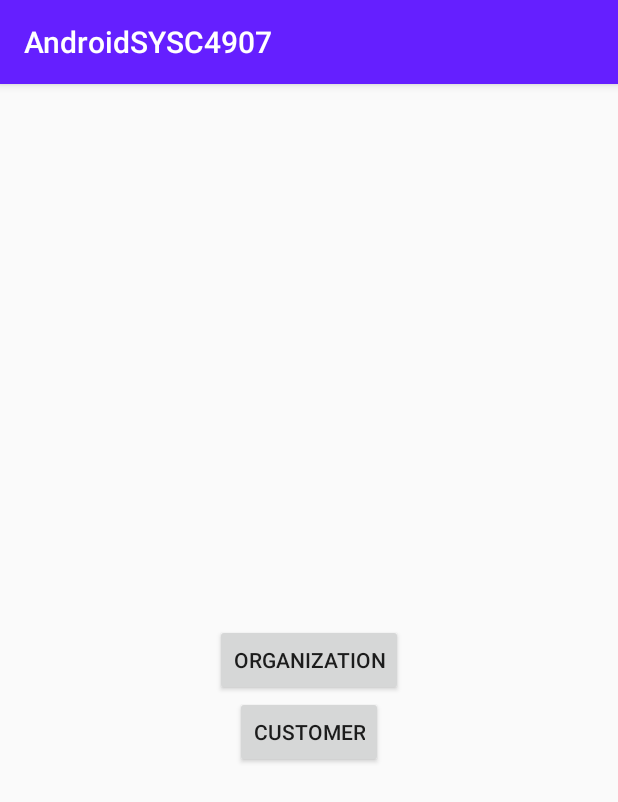
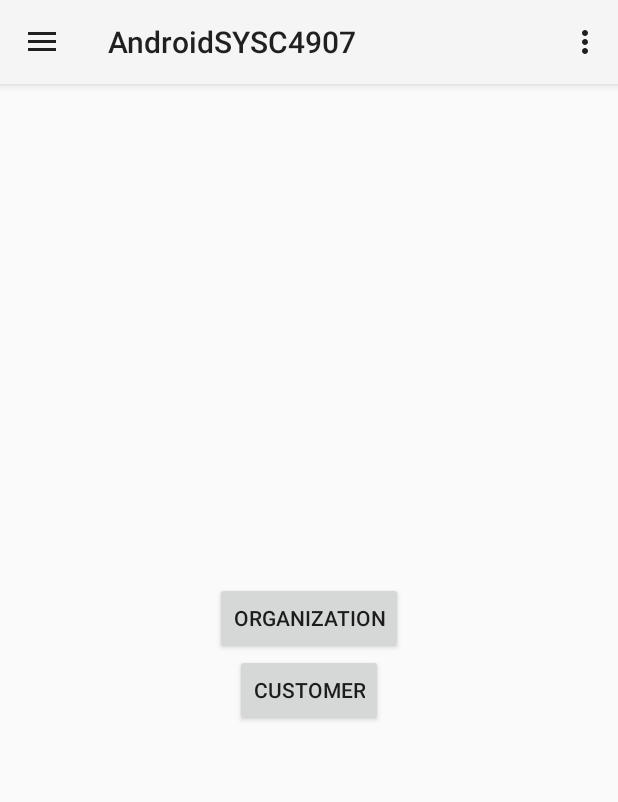
Before and after one commit to SupriyaGadigone/AndroidSYSC4907, an Android app: the screen it shows after launch (MainActivity), on a phone screen of 412 x 824 dp. Shown: the top 802 px of the screen. Run offline under Robolectric (Android 15) with nearby library versions, the phone set to English and light mode, and no system bars.

Commit message:
add empty menus (add via BaseActivity, inflate, toolbar add toolbar to layout)

```diff
--- a/app/build.gradle
+++ b/app/build.gradle
@@ -26,5 +26,5 @@ dependencies {
     androidTestImplementation 'com.android.support.test:runner:1.0.2'
     androidTestImplementation 'com.android.support.test.espresso:espresso-core:3.0.2'
     implementation 'com.android.support:recyclerview-v7:26.1.0'
-    implementation 'com.android.support:design:27.0.2'
+    implementation 'com.android.support:design:26.1.0'
 }
--- a/app/src/main/AndroidManifest.xml
+++ b/app/src/main/AndroidManifest.xml
@@ -11,7 +11,7 @@
         android:label="@string/app_name"
         android:roundIcon="@mipmap/ic_launcher_round"
         android:supportsRtl="true"
-        android:theme="@style/AppTheme">
+        android:theme="@style/Theme.AppCompat.Light.NoActionBar">
         <activity android:name=".MainActivity">
             <intent-filter>
                 <action android:name="android.intent.action.MAIN" />
@@ -36,6 +36,7 @@
         <activity android:name=".Customer.CustomerGroceryListPage"></activity>
         <activity android:name=".Customer.CustomerProfilePage"></activity>
         <activity android:name=".Customer.CustomerReadNfcData"></activity>
+        <activity android:name=".TestNavigation"></activity>
     </application>
 
 </manifest>
--- a/app/src/main/java/com/example/supriyagadigone/androidsysc4907/BaseActivity.java
+++ b/app/src/main/java/com/example/supriyagadigone/androidsysc4907/BaseActivity.java
@@ -12,14 +12,16 @@ import android.support.v7.app.AppCompatActivity;
 import android.support.v7.widget.Toolbar;
 import android.view.Menu;
 import android.view.MenuItem;
+import android.widget.FrameLayout;
 
 public class BaseActivity extends AppCompatActivity {
-    private Toolbar toolbar;
+    public Toolbar toolbar;
 
     public DrawerLayout drawerLayout;
     private ActionBarDrawerToggle drawerToggle;
     private NavigationView navigationView;
     protected Context mContext;
+    protected FrameLayout frameLayout;
 
 
     public NavigationView getNavigationView() {
@@ -31,16 +33,19 @@ public class BaseActivity extends AppCompatActivity {
         super.onCreate(savedInstanceState);
         mContext = BaseActivity.this;
 
+        setContentView(R.layout.drawer_layout);
+        frameLayout = (FrameLayout)findViewById(R.id.content_frame);
     }
 
-    @Override
-    public void setContentView(int layoutResID) {
-        super.setContentView(layoutResID);
-        initToolbar();
-    }
+//    @Override
+//    public void setContentView(int layoutResID) {
+//        super.setContentView(R.layout.drawer_layout);
+//        initToolbar();
+//    }
 
-    private void initToolbar() {
+    public void initToolbar() {
         toolbar = (Toolbar) findViewById(R.id.toolbar);
+        toolbar.setTitle(R.string.app_name);
         setSupportActionBar(toolbar);
     }
 
@@ -51,7 +56,7 @@ public class BaseActivity extends AppCompatActivity {
 
         getSupportActionBar().setHomeButtonEnabled(true);
         getSupportActionBar().setDisplayHomeAsUpEnabled(true);
-        getSupportActionBar().setDisplayShowTitleEnabled(false);
+        getSupportActionBar().setDisplayShowTitleEnabled(true);
 
         navigationView = (NavigationView) findViewById(R.id.nav_view);
 
--- a/app/src/main/java/com/example/supriyagadigone/androidsysc4907/MainActivity.java
+++ b/app/src/main/java/com/example/supriyagadigone/androidsysc4907/MainActivity.java
@@ -4,16 +4,14 @@ import android.content.Intent;
 import android.support.design.widget.NavigationView;
 import android.support.v4.widget.DrawerLayout;
 import android.support.v7.app.ActionBarDrawerToggle;
-import android.support.v7.app.AppCompatActivity;
 import android.os.Bundle;
 import android.view.View;
+import android.view.ViewGroup;
 import android.widget.Button;
-
-import com.example.supriyagadigone.androidsysc4907.Customer.CustomerLandingPage;
 import com.example.supriyagadigone.androidsysc4907.Customer.Quiz.QuizActivity;
 import com.example.supriyagadigone.androidsysc4907.Organization.OrgLandingPage;
 
-public class MainActivity extends AppCompatActivity {
+public class MainActivity extends BaseActivity {
 
     private Button mCustomerButton;
     private Button mOrganizationButton;
@@ -25,12 +23,13 @@ public class MainActivity extends AppCompatActivity {
     @Override
     protected void onCreate(Bundle savedInstanceState) {
         super.onCreate(savedInstanceState);
-        setContentView(R.layout.activity_main);
+        getLayoutInflater().inflate(R.layout.activity_main, frameLayout);
+        initToolbar();
 
         mCustomerButton = findViewById(R.id.customer_button);
         mCustomerButton.setOnClickListener(new View.OnClickListener() {
             public void onClick(View view) {
-                Intent quizIntent = new Intent(MainActivity.this, TestNavigation.class);
+                Intent quizIntent = new Intent(MainActivity.this, QuizActivity.class);
                 startActivity(quizIntent);
             }
         });
--- a/app/src/main/java/com/example/supriyagadigone/androidsysc4907/TestNavigation.java
+++ b/app/src/main/java/com/example/supriyagadigone/androidsysc4907/TestNavigation.java
@@ -9,7 +9,7 @@ public class TestNavigation extends BaseActivity {
     @Override
     protected void onCreate(Bundle savedInstanceState) {
         super.onCreate(savedInstanceState);
-        setContentView(R.layout.customer_grocery_list_page);
+        setContentView(R.layout.drawer_layout);
 
 
     }
--- a/app/src/main/res/layout/activity_main.xml
+++ b/app/src/main/res/layout/activity_main.xml
@@ -6,6 +6,10 @@
     android:layout_height="fill_parent"
     android:orientation="vertical"
     tools:context=".MainActivity">
+
+    <include
+        android:id="@+id/toolbar"
+        layout="@layout/toolbar" />
 
     <Button
         android:id="@+id/org_button"
--- a/app/src/main/res/layout/customer_landing_page_activity.xml
+++ b/app/src/main/res/layout/customer_landing_page_activity.xml
@@ -7,6 +7,10 @@
     android:orientation="vertical"
     android:columnCount="2"
     tools:context=".MainActivity">
+
+    <include
+        android:id="@+id/toolbar"
+        layout="@layout/toolbar" />
 
     <Button
         android:id="@+id/customer_read_nfc_button"
--- /dev/null
+++ b/app/src/main/res/layout/toolbar.xml
@@ -0,0 +1,10 @@
+<android.support.v7.widget.Toolbar android:id="@+id/toolbar"
+    android:layout_width="match_parent"
+    android:layout_height="?attr/actionBarSize"
+    android:background="?attr/colorPrimary"
+    android:elevation="4dp"
+    android:theme="@style/ThemeOverlay.AppCompat.ActionBar"
+    app:popupTheme="@style/ThemeOverlay.AppCompat.Light"
+    xmlns:android="http://schemas.android.com/apk/res/android"
+    xmlns:app="http://schemas.android.com/apk/res-auto">
+</android.support.v7.widget.Toolbar>
--- a/app/src/main/res/menu/navigation_menu.xml
+++ b/app/src/main/res/menu/navigation_menu.xml
@@ -3,12 +3,12 @@
 
     <item android:id="@+id/account"
 
-        android:title="My Account"/>
+        android:title="Item 1"/>
     <item android:id="@+id/settings"
 
-        android:title="Settings"/>
+        android:title="Item 2"/>
     <item android:id="@+id/mycart"
 
-        android:title="My Cart"/>
+        android:title="Item 3"/>
 
 </menu>
```
Also changed, not shown: app/src/main/java/com/example/supriyagadigone/androidsysc4907/Customer/CustomerLandingPage.java (+6 -2 lines), app/src/main/res/layout/drawer_layout.xml (+0 -7 lines).
